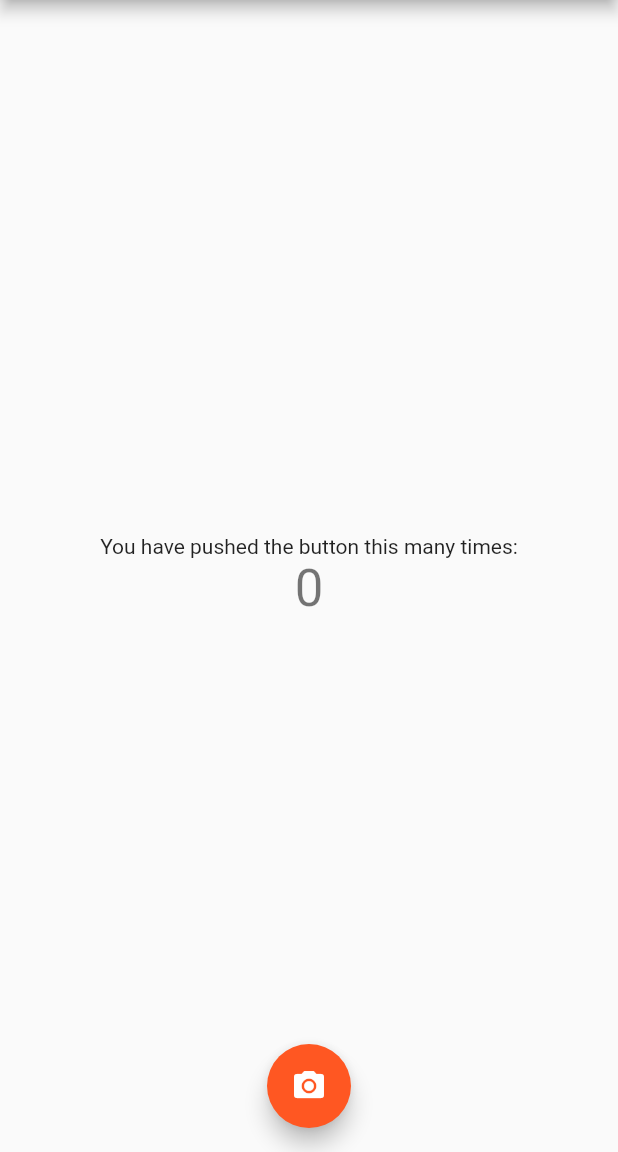
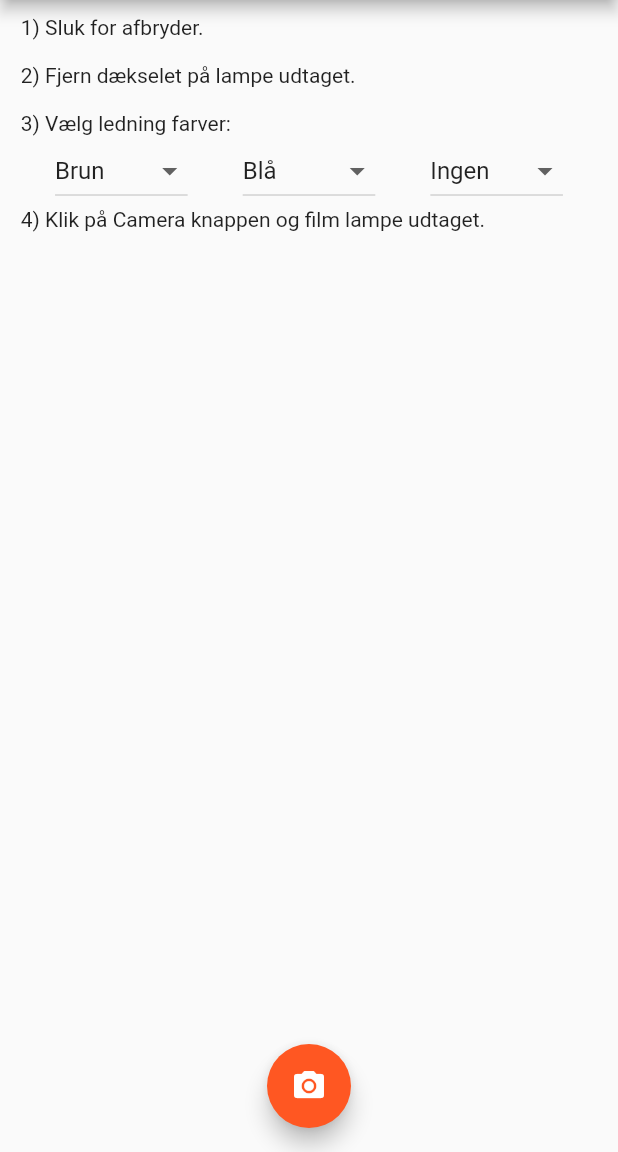
Before and after one commit to Raniot/lamp_installer, a Flutter app: the screen it shows after launch, on a phone screen of 412 x 824 dp, the part 84-1236 px from its top. Run offline on Flutter 3.47's test engine with Material 2 defaults, Android fonts, the phone set to English and light mode, and no system bars.

Commit message:
Added dropdowns

```diff
--- /dev/null
+++ b/lib/dropdownColor.dart
@@ -0,0 +1,17 @@
+import 'package:flutter/cupertino.dart';
+import 'package:flutter/material.dart';
+
+class DropdownColor extends StatelessWidget{
+  final color;
+  final String colorText;
+
+  const DropdownColor({
+    this.color,
+    this.colorText
+  });
+
+  @override
+  Widget build(BuildContext context) {
+
+  }
+}
--- a/lib/main.dart
+++ b/lib/main.dart
@@ -1,6 +1,7 @@
 import 'package:flutter/material.dart';
+import 'package:flutter/services.dart';
 
-void main() => runApp(MyApp());
+void main() => runApp(new MyApp());
 
 class MyApp extends StatelessWidget {
   // This widget is the root of your application.
@@ -57,6 +58,10 @@ class _MyHomePageState extends State<MyHomePage> {
     });
   }
 
+  String wireColor1 = 'Brun';
+  String wireColor2 = 'Blå';
+  String wireColor3 = 'Ingen';
+
   @override
   Widget build(BuildContext context) {
     // This method is rerun every time setState is called, for instance as done
@@ -89,14 +94,61 @@ class _MyHomePageState extends State<MyHomePage> {
           // center the children vertically; the main axis here is the vertical
           // axis because Columns are vertical (the cross axis would be
           // horizontal).
-          mainAxisAlignment: MainAxisAlignment.center,
+          mainAxisAlignment: MainAxisAlignment.start,
+          crossAxisAlignment: CrossAxisAlignment.start,
           children: <Widget>[
-            Text(
-              'You have pushed the button this many times:',
+            SizedBox(
+              height: 10,
             ),
             Text(
-              '$_counter',
-              style: Theme.of(context).textTheme.display1,
+              '    1) Sluk for afbryder. \n\n    2) Fjern dækselet på lampe udtaget. \n\n    3) Vælg ledning farver:',
+            ),
+            Row(
+              mainAxisAlignment: MainAxisAlignment.spaceEvenly,
+              children: <Widget>[
+                new DropdownButton<String>(
+                  value: wireColor1,
+                  items: <String>['Brun', 'Blå', 'Sort', 'Gul/Grøn']
+                      .map((String value) {
+                    return new DropdownMenuItem<String>(
+                      value: value,
+                      child: new Text(value),
+                    );
+                  }).toList(),
+                  onChanged: (String newValue) {
+                    setState(() {wireColor1 = newValue;});
+                  },
+                ),
+                new DropdownButton<String>(
+                  value: wireColor2,
+                  items: <String>['Brun', 'Blå', 'Sort', 'Gul/Grøn']
+                      .map((String value) {
+                    return new DropdownMenuItem<String>(
+                      value: value,
+                      child: new Text(value),
+                    );
+                  }).toList(),
+                  onChanged: (String newValue) {
+                    setState(() {wireColor2 = newValue;});
+                  },
+                ),
+                new DropdownButton<String>(
+                  value: wireColor3,
+                  items: <String>['Brun', 'Blå', 'Sort', 'Gul/Grøn', 'Ingen']
+                      .map((String value) {
+                    return new DropdownMenuItem<String>(
+                      value: value,
+                      child: new Text(value),
+                    );
+                  }).toList(),
+                  onChanged: (String newValue) {
+                    setState(() {wireColor3 = newValue;});
+                  },
+                ),
+              ],
+            ),
+            Text(
+              '    4) Klik på Camera knappen og film lampe udtaget.',
             ),
           ],
         ),
@@ -106,7 +158,8 @@ class _MyHomePageState extends State<MyHomePage> {
         tooltip: 'Camera',
         child: Icon(Icons.camera_alt),
       ),
-      floatingActionButtonLocation: FloatingActionButtonLocation.centerFloat,// This trailing comma makes auto-formatting nicer for build methods.
+      floatingActionButtonLocation: FloatingActionButtonLocation
+          .centerFloat, // This trailing comma makes auto-formatting nicer for build methods.
     );
   }
 }
```
